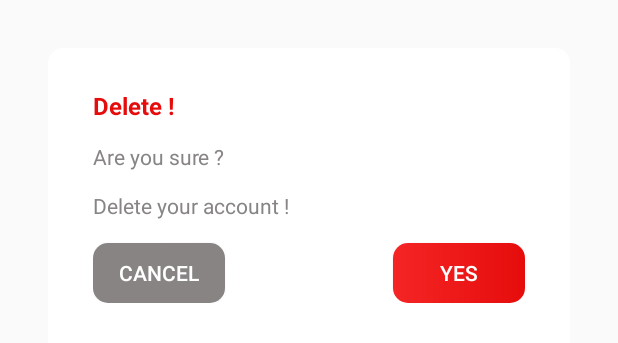
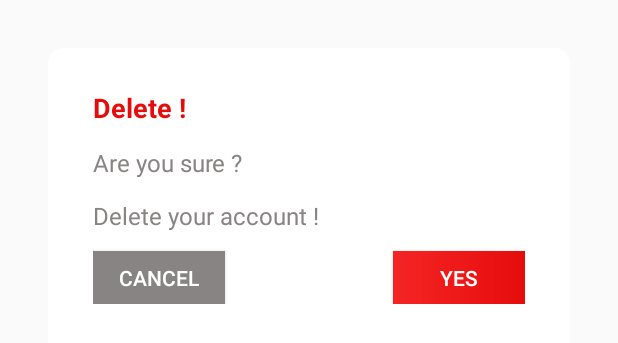
Before and after one commit to rakibul667s/Addhayon-Android-Application, an Android app: the layout delete_diolog.xml on its own in the app's theme, with its tools: preview values and no code run, on a phone screen of 412 x 824 dp. Shown: the top 343 px of the screen. Run offline under Robolectric (Android 15) with nearby library versions, the phone set to English and light mode, and no system bars; Roboto replaces fonts that are not available here.

Commit message:
Version System

```diff
--- a/app/src/main/res/layout/delete_diolog.xml
+++ b/app/src/main/res/layout/delete_diolog.xml
@@ -16,7 +16,7 @@
         android:layout_height="wrap_content"
         android:text="Delete !"
         android:textStyle="bold"
-        android:textSize="16sp"
+        android:textSize="18sp"
         android:layout_marginTop="12dp"
         android:textColor="@color/gradient2StartColor"
         app:layout_constraintLeft_toLeftOf="parent"
@@ -28,7 +28,7 @@
         android:layout_width="0dp"
         android:layout_height="wrap_content"
         android:text="Are you sure ?"
-        android:textSize="14sp"
+        android:textSize="16sp"
         android:layout_marginTop="13dp"
         android:textColor="@color/i2"
         app:layout_constraintLeft_toLeftOf="parent"
@@ -39,7 +39,7 @@
         android:layout_width="0dp"
         android:layout_height="wrap_content"
         android:text="Delete your account !"
-        android:textSize="14sp"
+        android:textSize="16sp"
         android:layout_marginTop="13dp"
         android:textColor="@color/i2"
         app:layout_constraintLeft_toLeftOf="parent"
@@ -50,25 +50,25 @@
     <Button
         android:id="@+id/cancelB"
         android:layout_width="wrap_content"
-        android:layout_height="40dp"
+        android:layout_height="35dp"
         android:layout_marginRight="16dp"
         android:layout_marginTop="48dp"
         android:text="Cancel"
         android:textSize="14sp"
         android:textColor="@color/white"
-        android:background="@drawable/gradient3"
+        android:background="@drawable/gradient4"
         android:backgroundTint="@color/i2"
         app:layout_constraintLeft_toLeftOf="parent"
         app:layout_constraintTop_toBottomOf="@+id/content"/>
     <Button
         android:id="@+id/confrimB"
         android:layout_width="wrap_content"
-        android:layout_height="40dp"
+        android:layout_height="35dp"
         android:layout_marginTop="48dp"
         android:text="Yes"
         android:textColor="@color/white"
         android:textSize="14sp"
-        android:background="@drawable/gradient3"
+        android:background="@drawable/gradient4"
         app:layout_constraintRight_toRightOf="parent"
         app:layout_constraintTop_toBottomOf="@+id/content"/>
 
```
Also changed, not shown: app/src/main/res/layout/tconditons.xml (+6 -2 lines), app/src/main/res/layout/update.xml (+8 -5 lines).
